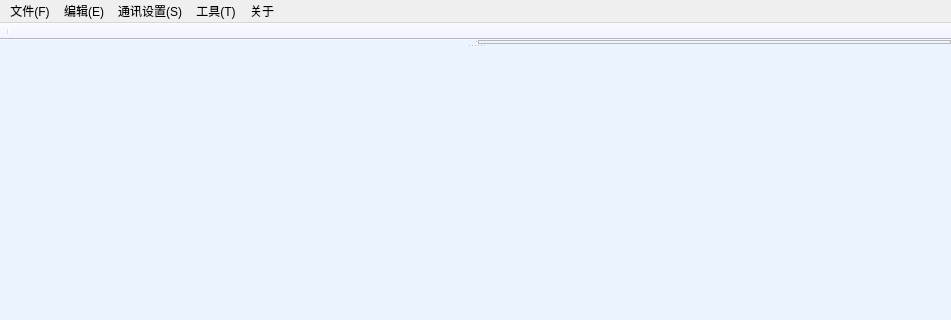
The window that mainwindow.ui (weynechen/CsCode) describes before a commit, drawn with Qt 5; both pictures show x 0 to 951 and y 0 to 320 of the 951 by 825 pixel window.
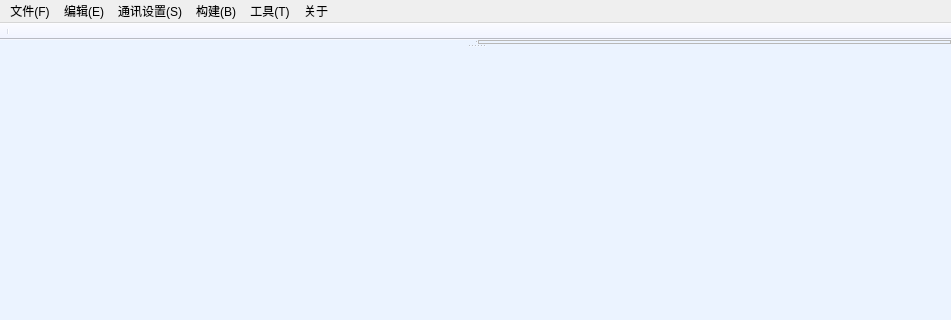
The same window after the commit. Icons and pictures are not drawn.

Patch:
```diff
--- a/mainwindow.ui
+++ b/mainwindow.ui
@@ -128,7 +128,7 @@
    </widget>
    <widget class="QMenu" name="menu_4">
     <property name="title">
-     <string>工具(T)</string>
+     <string>构建(B)</string>
     </property>
     <addaction name="actionCompile"/>
     <addaction name="actionDownload"/>
@@ -140,11 +140,19 @@
     </property>
     <addaction name="actionHelp"/>
     <addaction name="actionContactUs"/>
+    <addaction name="actionVersion"/>
+   </widget>
+   <widget class="QMenu" name="menu_T">
+    <property name="title">
+     <string>工具(T)</string>
+    </property>
+    <addaction name="actionImageToBin"/>
    </widget>
    <addaction name="menu"/>
    <addaction name="menu_2"/>
    <addaction name="menu_3"/>
    <addaction name="menu_4"/>
+   <addaction name="menu_T"/>
    <addaction name="menu_5"/>
   </widget>
   <widget class="QStatusBar" name="statusBar">
```
Left out of the diff: 32 changed lines with no effect on the pictures.
